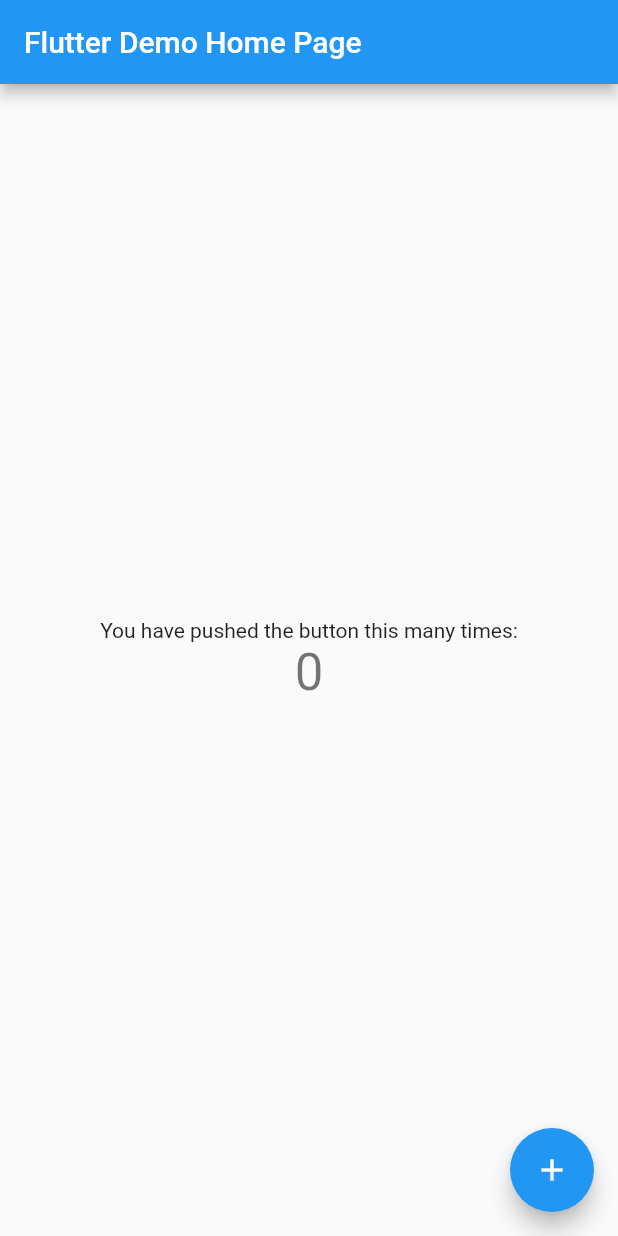
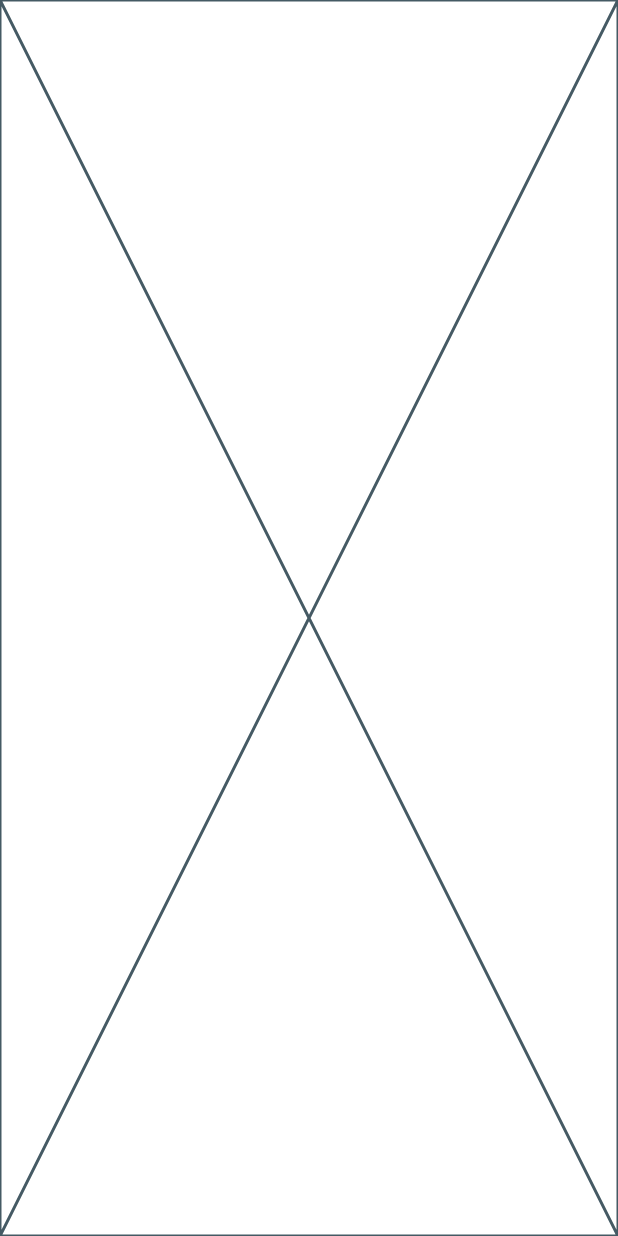
Before and after one commit to JojoDom/TaskMaker, a Flutter app: the screen it shows after launch, on a phone screen of 412 x 824 dp. Run offline on Flutter 3.47's test engine with Material 2 defaults, Android fonts, the light colour scheme and no system bars.

Commit message:
added bloc package

```diff
--- a/taskmaker/lib/main.dart
+++ b/taskmaker/lib/main.dart
@@ -13,103 +13,23 @@
     return MaterialApp(
       title: 'Flutter Demo',
       theme: ThemeData(
-        // This is the theme of your application.
-        //
-        // Try running your application with "flutter run". You'll see the
-        // application has a blue toolbar. Then, without quitting the app, try
-        // changing the primarySwatch below to Colors.green and then invoke
-        // "hot reload" (press "r" in the console where you ran "flutter run",
-        // or simply save your changes to "hot reload" in a Flutter IDE).
-        // Notice that the counter didn't reset back to zero; the application
-        // is not restarted.
         primarySwatch: Colors.blue,
       ),
-      home: const MyHomePage(title: 'Flutter Demo Home Page'),
+      home: const MyHomePage(),
     );
   }
 }
 
 class MyHomePage extends StatefulWidget {
-  const MyHomePage({super.key, required this.title});
-
-  // This widget is the home page of your application. It is stateful, meaning
-  // that it has a State object (defined below) that contains fields that affect
-  // how it looks.
-
-  // This class is the configuration for the state. It holds the values (in this
-  // case the title) provided by the parent (in this case the App widget) and
-  // used by the build method of the State. Fields in a Widget subclass are
-  // always marked "final".
-
-  final String title;
+  const MyHomePage({super.key});
 
   @override
   State<MyHomePage> createState() => _MyHomePageState();
 }
 
 class _MyHomePageState extends State<MyHomePage> {
-  int _counter = 0;
-
-  void _incrementCounter() {
-    setState(() {
-      // This call to setState tells the Flutter framework that something has
-      // changed in this State, which causes it to rerun the build method below
-      // so that the display can reflect the updated values. If we changed
-      // _counter without calling setState(), then the build method would not be
-      // called again, and so nothing would appear to happen.
-      _counter++;
-    });
-  }
-
   @override
   Widget build(BuildContext context) {
-    // This method is rerun every time setState is called, for instance as done
-    // by the _incrementCounter method above.
-    //
-    // The Flutter framework has been optimized to make rerunning build methods
-    // fast, so that you can just rebuild anything that needs updating rather
-    // than having to individually change instances of widgets.
-    return Scaffold(
-      appBar: AppBar(
-        // Here we take the value from the MyHomePage object that was created by
-        // the App.build method, and use it to set our appbar title.
-        title: Text(widget.title),
-      ),
-      body: Center(
-        // Center is a layout widget. It takes a single child and positions it
-        // in the middle of the parent.
-        child: Column(
-          // Column is also a layout widget. It takes a list of children and
-          // arranges them vertically. By default, it sizes itself to fit its
-          // children horizontally, and tries to be as tall as its parent.
-          //
-          // Invoke "debug painting" (press "p" in the console, choose the
-          // "Toggle Debug Paint" action from the Flutter Inspector in Android
-          // Studio, or the "Toggle Debug Paint" command in Visual Studio Code)
-          // to see the wireframe for each widget.
-          //
-          // Column has various properties to control how it sizes itself and
-          // how it positions its children. Here we use mainAxisAlignment to
-          // center the children vertically; the main axis here is the vertical
-          // axis because Columns are vertical (the cross axis would be
-          // horizontal).
-          mainAxisAlignment: MainAxisAlignment.center,
-          children: <Widget>[
-            const Text(
-              'You have pushed the button this many times:',
-            ),
-            Text(
-              '$_counter',
-              style: Theme.of(context).textTheme.headlineMedium,
-            ),
-          ],
-        ),
-      ),
-      floatingActionButton: FloatingActionButton(
-        onPressed: _incrementCounter,
-        tooltip: 'Increment',
-        child: const Icon(Icons.add),
-      ), // This trailing comma makes auto-formatting nicer for build methods.
-    );
+    return const Placeholder();
   }
 }
--- a/taskmaker/pubspec.yaml
+++ b/taskmaker/pubspec.yaml
@@ -35,6 +35,7 @@
   # The following adds the Cupertino Icons font to your application.
   # Use with the CupertinoIcons class for iOS style icons.
   cupertino_icons: ^1.0.2
+  flutter_bloc: ^8.1.3
 
 dev_dependencies:
   flutter_test:
```
Also changed, not shown: taskmaker/lib/models/task_model.dart (added), taskmaker/pubspec.lock.
